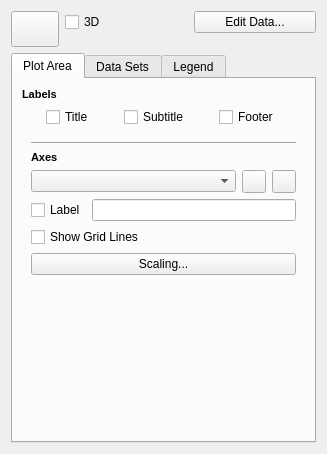
First picture: the form in plugins/chartshape/ChartConfigWidget.ui, repository KDE/calligra, before the edit.
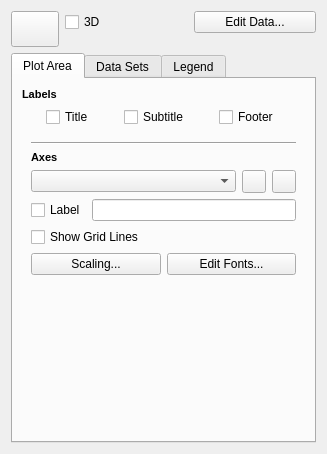
Second picture: the form after the edit. The open tabs and pages were chosen to show the change. Icons and pictures are not drawn. Custom widgets are drawn as their Qt base class.

Commit message: implement editing of fonts for axis labels and legend

Diff of the .ui file:
```diff
--- a/plugins/chartshape/ChartConfigWidget.ui
+++ b/plugins/chartshape/ChartConfigWidget.ui
@@ -7,7 +7,7 @@
    <rect>
     <x>0</x>
     <y>0</y>
-    <width>271</width>
+    <width>296</width>
     <height>454</height>
    </rect>
   </property>
@@ -155,13 +155,24 @@
             </property>
            </widget>
           </item>
-          <item row="5" column="0" colspan="3">
+          <item row="7" column="0" colspan="3">
+           <layout class="QHBoxLayout" name="horizontalLayout_2">
+            <item>
            <widget class="QPushButton" name="axisScalingButton">
             <property name="text">
              <string>Scaling...</string>
             </property>
            </widget>
           </item>
+            <item>
+             <widget class="QPushButton" name="axisEditFontButton">
+              <property name="text">
+               <string>Edit Fonts...</string>
+              </property>
+             </widget>
+            </item>
+           </layout>
+          </item>
          </layout>
         </widget>
        </item>
```
Left out of the diff: 12 changed lines with no effect on the pictures. Lines whose indentation alone changed are shown as unchanged. The commit also changes 9 other files.
